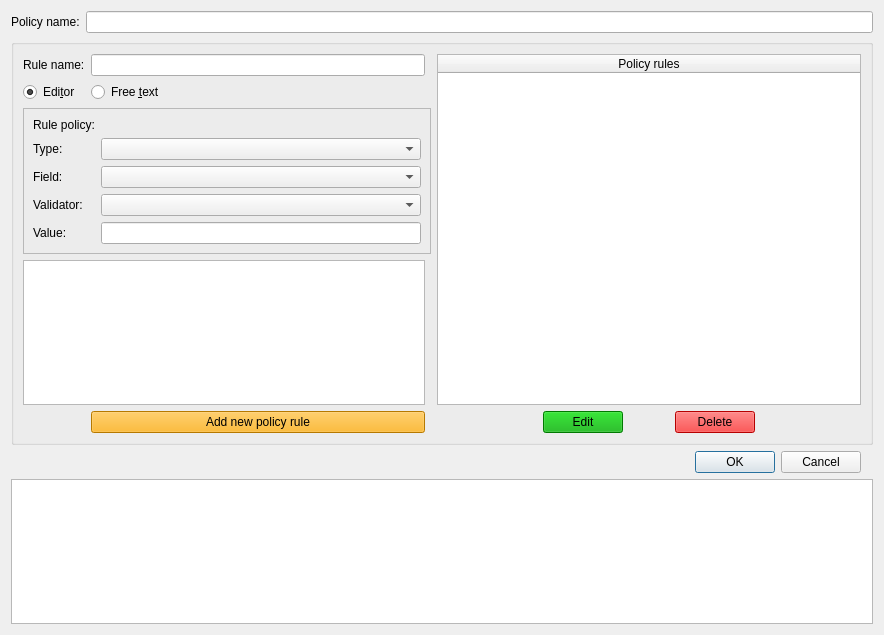
This is Source/GUI/Qt/policiesedit.ui in MediaArea/MediaConch_SourceCode as Qt 5 draws it before an edit. The edited form follows.
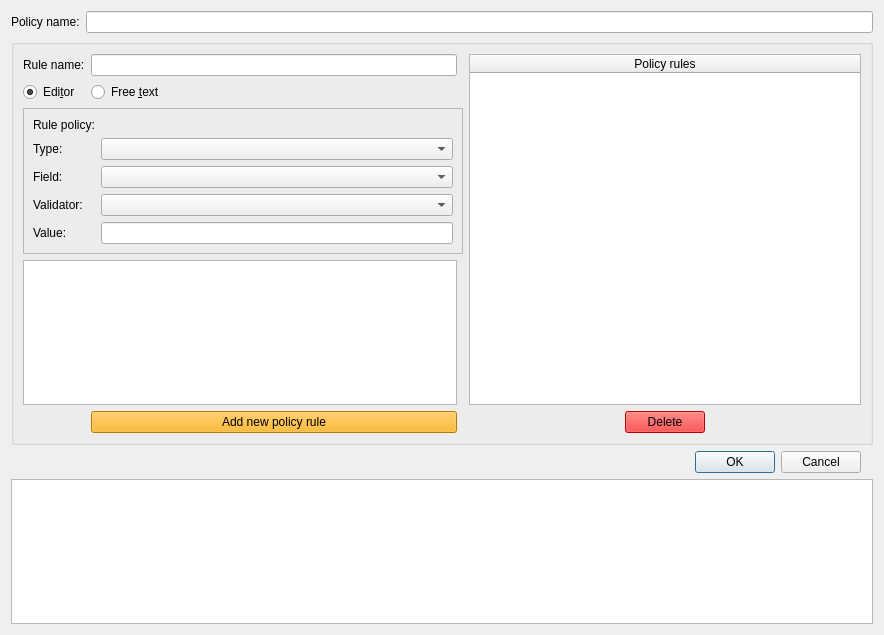
This is the edited form.

Commit message: Policies: Edit rules on the fly

What changed in the file:
```diff
--- a/Source/GUI/Qt/policiesedit.ui
+++ b/Source/GUI/Qt/policiesedit.ui
@@ -50,7 +50,7 @@
         </property>
        </widget>
       </item>
-      <item row="0" column="5" rowspan="7" colspan="5">
+      <item row="0" column="5" rowspan="7" colspan="3">
        <widget class="QTableWidget" name="rules">
         <property name="selectionMode">
          <enum>QAbstractItemView::ExtendedSelection</enum>
@@ -77,20 +77,6 @@
         </column>
        </widget>
       </item>
-      <item row="8" column="6">
-       <widget class="QPushButton" name="editRule">
-        <property name="focusPolicy">
-         <enum>Qt::NoFocus</enum>
-        </property>
-        <property name="styleSheet">
-         <string notr="true">background-color: rgb(0, 170, 0);
-selection-background-color: rgb(0, 170, 0);</string>
-        </property>
-        <property name="text">
-         <string>Edit</string>
-        </property>
-       </widget>
-      </item>
       <item row="8" column="5">
        <spacer name="horizontalSpacer">
         <property name="orientation">
@@ -101,7 +87,7 @@
         </property>
         <property name="sizeHint" stdset="0">
          <size>
-          <width>100</width>
+          <width>150</width>
           <height>20</height>
          </size>
         </property>
@@ -183,7 +169,7 @@
         </layout>
        </widget>
       </item>
-      <item row="8" column="8">
+      <item row="8" column="6">
        <widget class="QPushButton" name="deleteRule">
         <property name="maximumSize">
          <size>
@@ -215,22 +201,6 @@
        </widget>
       </item>
       <item row="8" column="7">
-       <spacer name="horizontalSpacer_2">
-        <property name="orientation">
-         <enum>Qt::Horizontal</enum>
-        </property>
-        <property name="sizeType">
-         <enum>QSizePolicy::Maximum</enum>
-        </property>
-        <property name="sizeHint" stdset="0">
-         <size>
-          <width>40</width>
-          <height>20</height>
-         </size>
-        </property>
-       </spacer>
-      </item>
-      <item row="8" column="9">
        <spacer name="horizontalSpacer_3">
         <property name="orientation">
          <enum>Qt::Horizontal</enum>
@@ -240,7 +210,7 @@
         </property>
         <property name="sizeHint" stdset="0">
          <size>
-          <width>100</width>
+          <width>150</width>
           <height>20</height>
          </size>
         </property>
```
Left out of the diff: 7 changed lines with no effect on the pictures. The commit also changes 2 other files.
